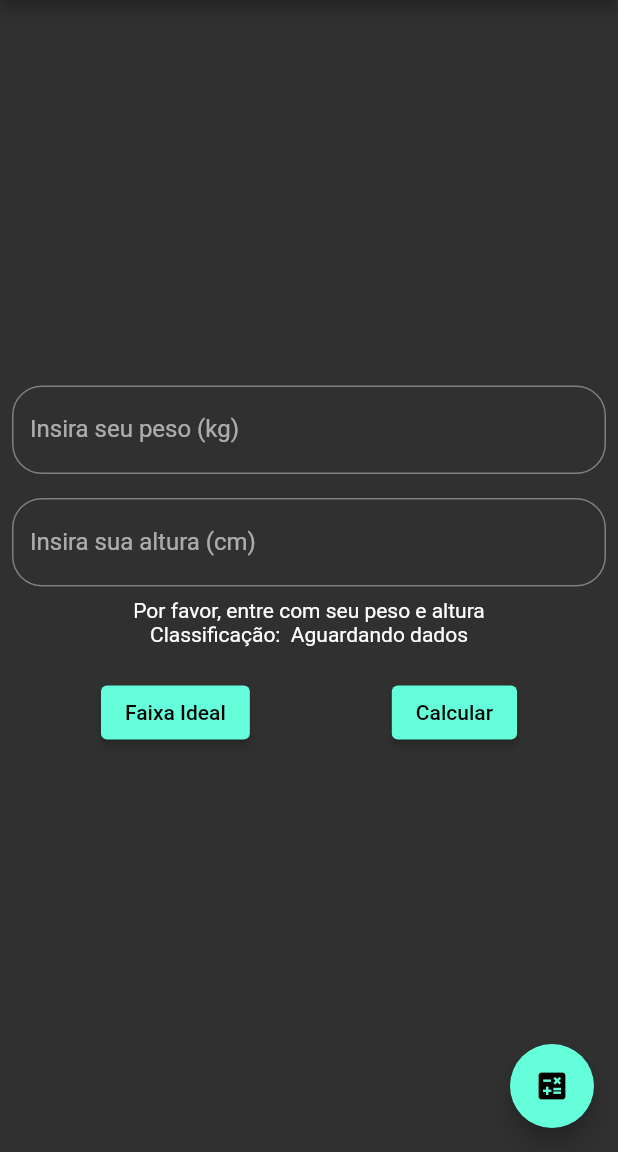
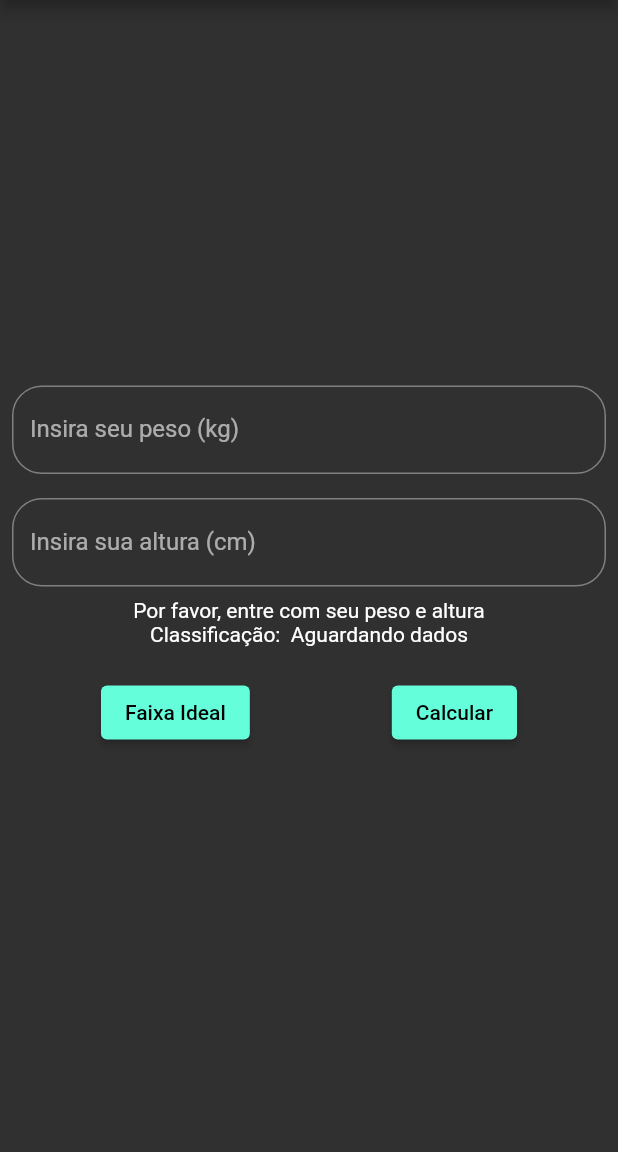
Before and after one commit to alex-cerlini/bmi_calculator, a Flutter app: the screen it shows after launch, on a phone screen of 412 x 824 dp, the part 84-1236 px from its top. Run offline on Flutter 3.47's test engine with Material 2 defaults, Android fonts, the phone set to English and light mode, and no system bars.

Commit message:
Removed floatActtionButton + set his function

```diff
--- a/lib/main.dart
+++ b/lib/main.dart
@@ -107,20 +107,7 @@ class MyHomePageState extends State<MyHomePage> {
                    primary: Color(0xFF64FEDA),
                    ),
                  ),
-                ElevatedButton(onPressed: () {},
-                 child: Text('Calcular', style: TextStyle(color: Colors.black)),
-                 style: ElevatedButton.styleFrom(
-                   primary: Color(0xFF64FEDA),
-                   ),
-                 ),
-              ],
-            ),
-          ),
-          ],
-        ),
-      ),
-      floatingActionButton: FloatingActionButton(
-        onPressed: () {
+                ElevatedButton(onPressed: () {
           setState(() {
             if (weightInput.text.isEmpty || heightInput.text.isEmpty) {
               return;
@@ -152,7 +139,16 @@ class MyHomePageState extends State<MyHomePage> {
             }
           });
         },
-        child: Icon(Icons.calculate),
+                 child: Text('Calcular', style: TextStyle(color: Colors.black)),
+                 style: ElevatedButton.styleFrom(
+                   primary: Color(0xFF64FEDA),
+                   ),
+                 ),
+              ],
+            ),
+          ),
+          ],
+        ),
       ),
     );
   }
```
